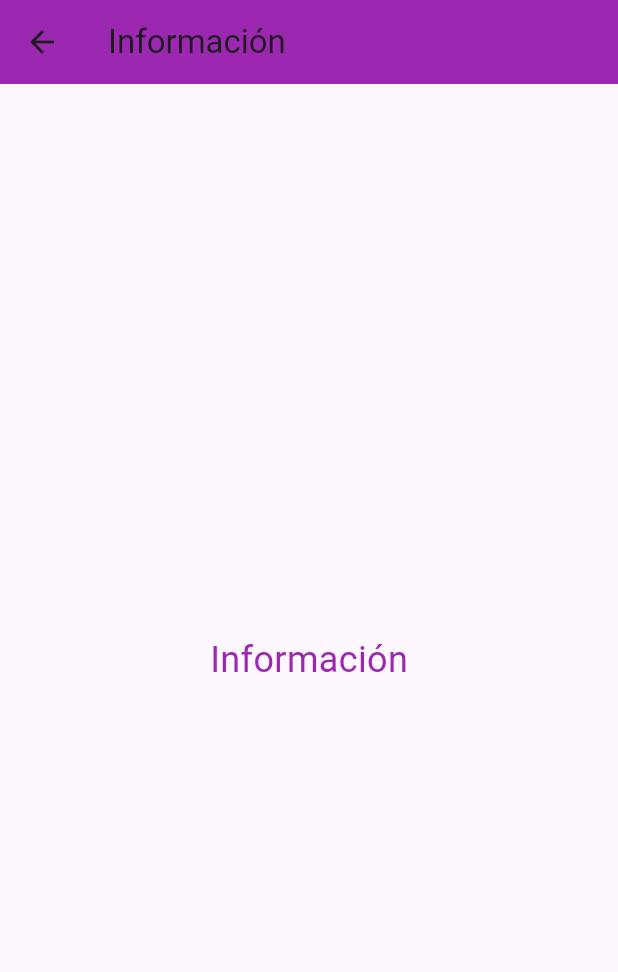
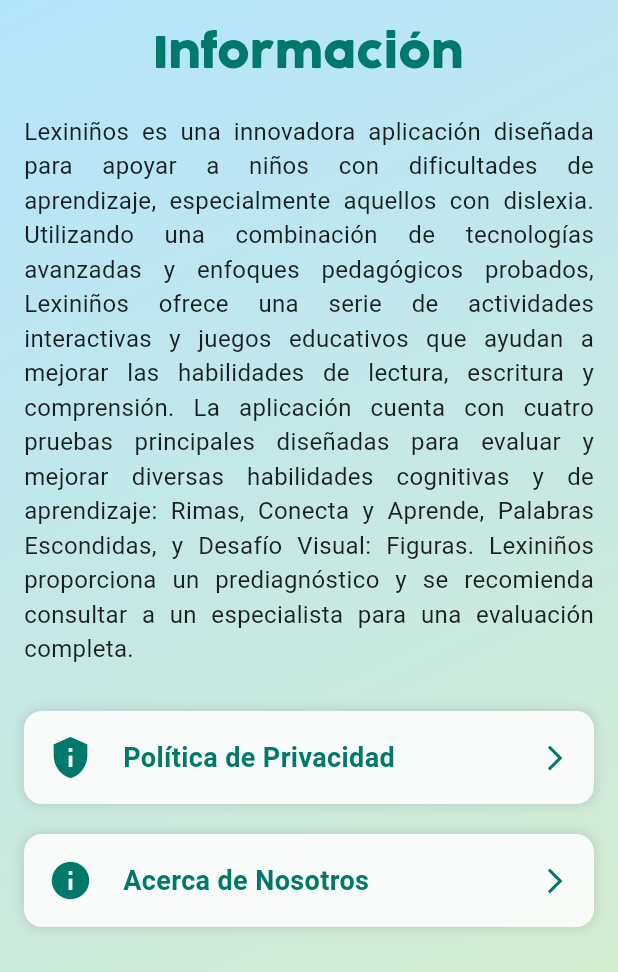
Before and after one commit to RicardoS76/lexininos, a Flutter app: the InfoPage screen opened by its route, on a phone screen of 412 x 824 dp. Shown: the top 972 px of the screen. Run offline on Flutter 3.47's test engine with Material 3 defaults, Android fonts, the light colour scheme and no system bars; our stand-ins replace auto_size_text, shared_preferences, sqflite; accounts and stored records are empty.

Commit message:
nueva pagina

```diff
--- a/lib/main.dart
+++ b/lib/main.dart
@@ -1,6 +1,5 @@
 import 'package:flutter/material.dart';
 
-// Importaciones de otras páginas
 import 'activities/test1/rhyme_game.dart';
 import 'activities/test2/test2.dart';
 import 'activities/test2/connect_learn_page.dart';
@@ -28,11 +27,10 @@
 import 'resultados/results_test4_page.dart';
 import 'resultados/results_total_page.dart';
 import 'privacy_policy_page.dart'; // Importa la nueva página de política de privacidad
-
-// Importaciones de las páginas de UBR desde la carpeta centers
 import 'centers/atoyatempan_page.dart';
 import 'centers/tochtepec_page.dart';
 import 'centers/molcaxac_page.dart';
+import 'about_us_page.dart'; // Nueva importación para AboutUsPage
 
 void main() async {
   WidgetsFlutterBinding.ensureInitialized();
@@ -102,7 +100,7 @@
         '/edit_account': (context) => EditAccountPage(),
         '/contacts': (context) => ContactsPage(),
         '/privacy_policy': (context) => PrivacyPolicyPage(), // Nueva ruta para la política de privacidad
-        // Rutas de las páginas de UBR
+        '/about_us': (context) => AboutUsPage(), // Nueva ruta para AboutUsPage
         '/atoyatempan': (context) => AtoyatempanPage(),
         '/tochtepec': (context) => TochtepecPage(),
         '/molcaxac': (context) => MolcaxacPage(),
--- a/lib/user/info_page.dart
+++ b/lib/user/info_page.dart
@@ -4,14 +4,98 @@
   @override
   Widget build(BuildContext context) {
     return Scaffold(
-      appBar: AppBar(
-        title: Text('Información'),
-        backgroundColor: Colors.purple,
+      body: Stack(
+        children: [
+          Container(
+            decoration: BoxDecoration(
+              gradient: LinearGradient(
+                colors: [
+                  Colors.lightBlue.shade100,
+                  Colors.lightGreen.shade100,
+                ],
+                begin: Alignment.topLeft,
+                end: Alignment.bottomRight,
+              ),
+            ),
+          ),
+          SafeArea(
+            child: Padding(
+              padding: const EdgeInsets.all(16.0),
+              child: SingleChildScrollView(
+                child: Column(
+                  crossAxisAlignment: CrossAxisAlignment.start,
+                  children: [
+                    Center(
+                      child: Text(
+                        'Información',
+                        style: TextStyle(
+                          fontSize: 28.0,
+                          fontWeight: FontWeight.bold,
+                          color: Colors.teal.shade700,
+                          fontFamily: 'Cocogoose',
+                        ),
+                        textAlign: TextAlign.center,
+                      ),
+                    ),
+                    SizedBox(height: 20),
+                    Text(
+                      'Lexiniños es una innovadora aplicación diseñada para apoyar a niños con dificultades de aprendizaje, especialmente aquellos con dislexia. Utilizando una combinación de tecnologías avanzadas y enfoques pedagógicos probados, Lexiniños ofrece una serie de actividades interactivas y juegos educativos que ayudan a mejorar las habilidades de lectura, escritura y comprensión. La aplicación cuenta con cuatro pruebas principales diseñadas para evaluar y mejorar diversas habilidades cognitivas y de aprendizaje: Rimas, Conecta y Aprende, Palabras Escondidas, y Desafío Visual: Figuras. Lexiniños proporciona un prediagnóstico y se recomienda consultar a un especialista para una evaluación completa.',
+                      style: TextStyle(
+                        fontSize: 16.0,
+                        color: Colors.black87,
+                      ),
+                      textAlign: TextAlign.justify,
+                    ),
+                    SizedBox(height: 20),
+                    _buildInfoTile('Política de Privacidad', Icons.privacy_tip, context, route: '/privacy_policy'),
+                    _buildInfoTile('Acerca de Nosotros', Icons.info, context, route: '/about_us'),
+                  ],
+                ),
+              ),
+            ),
+          ),
+        ],
       ),
-      body: Center(
-        child: Text(
-          'Información',
-          style: TextStyle(fontSize: 24.0, color: Colors.purple),
+    );
+  }
+
+  Widget _buildInfoTile(String title, IconData icon, BuildContext context, {String? route}) {
+    return GestureDetector(
+      onTap: route != null
+          ? () {
+              Navigator.pushNamed(context, route);
+            }
+          : null,
+      child: Container(
+        margin: EdgeInsets.symmetric(vertical: 10.0),
+        padding: EdgeInsets.all(16.0),
+        decoration: BoxDecoration(
+          color: Colors.white.withOpacity(0.9),
+          borderRadius: BorderRadius.circular(12.0),
+          boxShadow: [
+            BoxShadow(
+              color: Colors.black.withOpacity(0.1),
+              blurRadius: 5.0,
+              spreadRadius: 1.0,
+            ),
+          ],
+        ),
+        child: Row(
+          children: [
+            Icon(icon, color: Colors.teal.shade700, size: 30.0),
+            SizedBox(width: 20),
+            Expanded(
+              child: Text(
+                title,
+                style: TextStyle(
+                  fontSize: 18.0,
+                  fontWeight: FontWeight.bold,
+                  color: Colors.teal.shade700,
+                ),
+              ),
+            ),
+            Icon(Icons.arrow_forward_ios, color: Colors.teal.shade700, size: 20.0),
+          ],
         ),
       ),
     );
```
Also changed, not shown: lib/about_us_page.dart (added, +141 -0 lines).
